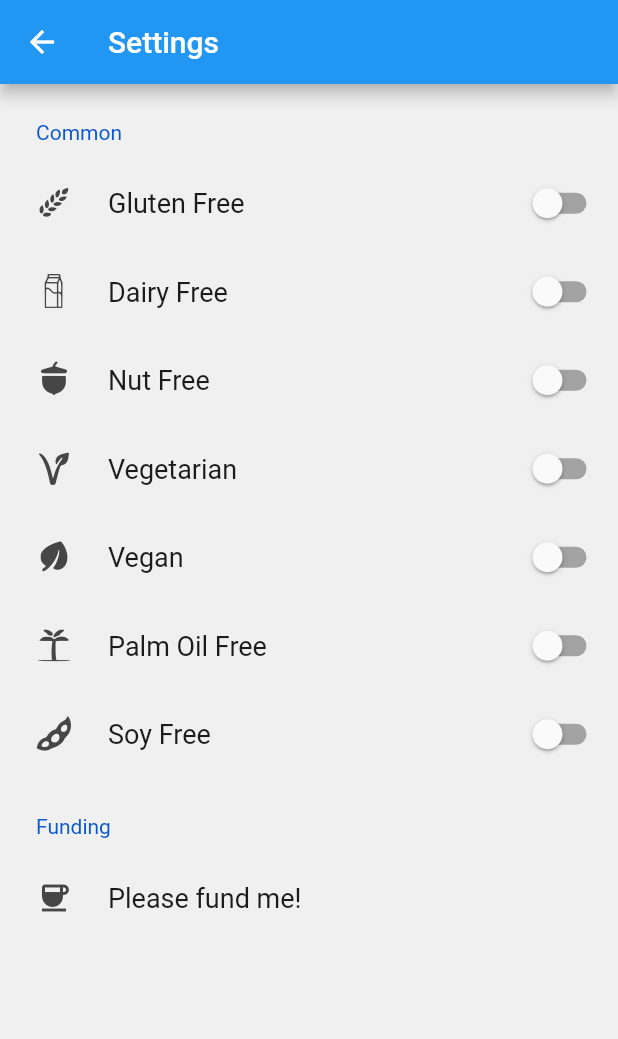
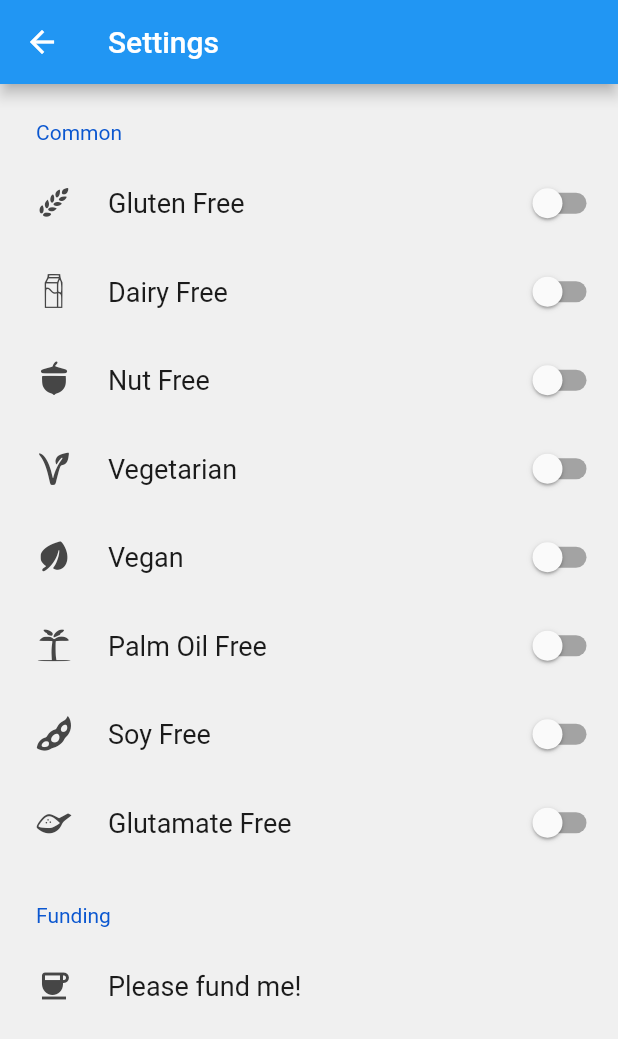
Before and after one commit to bloedboemmel/PickyPal, a Flutter app: the screen it shows after launch, after a tap on the "settings" icon, on a phone screen of 412 x 824 dp. Shown: the top 1039 px of the screen. Run offline on Flutter 3.47's test engine with Material 2 defaults, Android fonts, the phone set to English and light mode, and no system bars; drawn by our look-alikes of settings_ui; our stand-ins replace fl_chart, shared_preferences; missing offline and left inert: qr_mobile_vision; accounts and stored records are empty; generated files the repository leaves out were written again.

Commit message:
Adding Glutamate closes #1

```diff
--- a/lib/Allergy.dart
+++ b/lib/Allergy.dart
@@ -28,6 +28,9 @@ class Allergy{
   factory Allergy.soyFree({required BuildContext context, YESMAYBENO suitable= YESMAYBENO.no}){
     return Allergy(name: AppLocalizations.of(context)!.soyFree, suitable: suitable, icon: Allergies.soy);
   }
+  factory Allergy.glutamateFree({required BuildContext context, YESMAYBENO suitable= YESMAYBENO.no}){
+    return Allergy(name: AppLocalizations.of(context)!.glutamateFree, suitable: suitable, icon: Allergies.glutamate);
+  }
 
 
   color()=> getColorForYesMaybeNo(suitable);
--- a/lib/ProductView.dart
+++ b/lib/ProductView.dart
@@ -281,6 +281,9 @@ class _Product extends State<ProductView> {
     if(userPreferences.soyFree){
       allergies.add(Allergy.soyFree(context: context, suitable: isSoyFree(product)));
     }
+    if(userPreferences.glutamateFree){
+      allergies.add(Allergy.glutamateFree(context: context, suitable: isGlutamateFree(product)));
+    }
     return allergies;
   }
   YESMAYBENO isGlutenFree(Product product) {
@@ -310,4 +313,7 @@ class _Product extends State<ProductView> {
   YESMAYBENO isSoyFree(Product product){
     return product.soyfree ? YESMAYBENO.yes : YESMAYBENO.no;
   }
+  YESMAYBENO isGlutamateFree(Product product){
+    return product.glutamatefree ? YESMAYBENO.yes : YESMAYBENO.no;
+  }
 }
--- a/lib/allergies_icons.dart
+++ b/lib/allergies_icons.dart
@@ -28,4 +28,5 @@ class Allergies {
   static const IconData palm = IconData(0xe804, fontFamily: _kFontFam, fontPackage: _kFontPkg);
   static const IconData vegan = IconData(0xe805, fontFamily: _kFontFam, fontPackage: _kFontPkg);
   static const IconData soy = IconData(0xe806, fontFamily: _kFontFam, fontPackage: _kFontPkg);
+  static const IconData glutamate = IconData(0xe807, fontFamily: _kFontFam, fontPackage: _kFontPkg);
 }
--- a/lib/languages/app_de.arb
+++ b/lib/languages/app_de.arb
@@ -12,5 +12,6 @@
   "nutFree": "Nussfrei",
   "palmOilFree": "Palmölfrei",
   "dairyFree": "Milchfrei",
-  "soyFree": "Sojafrei"
+  "soyFree": "Sojafrei",
+  "glutamateFree": "Glutamatfrei"
 }
--- a/lib/languages/app_en.arb
+++ b/lib/languages/app_en.arb
@@ -51,5 +51,9 @@
   "soyFree": "Soy Free",
   "@soyFree": {
     "description": "Soy Free"
+  },
+  "glutamateFree": "Glutamate Free",
+  "@glutamateFree": {
+    "description": "Glutamate Free"
   }
 }
--- a/lib/userSettings.dart
+++ b/lib/userSettings.dart
@@ -109,6 +109,16 @@ class _SettingsPageState extends State<SettingsPage> {
                         });},
                       title: Text(Allergy.soyFree(context: context).name),
                       leading: Icon(Allergy.soyFree(context: context).icon)
+                  ),
+                  SettingsTile.switchTile(
+                      initialValue: userPreferences.glutamateFree,
+                      onToggle: (value) {
+                        setState(() {
+                          userPreferences.glutamateFree = value;
+                          userPreferences._saveAllergies();
+                        });},
+                      title: Text(Allergy.glutamateFree(context: context).name),
+                      leading: Icon(Allergy.glutamateFree(context: context).icon)
                   )
                  ],
 
@@ -145,6 +155,7 @@ class UserPreferences{
   bool vegan;
   bool palmOilFree;
   bool soyFree;
+  bool glutamateFree;
   ThemeMode themeMode;
   UserPreferences({required this.glutenFree,
     required this.lactoseFree,
@@ -153,9 +164,12 @@ class UserPreferences{
     required this.palmOilFree,
     required this.vegetarian,
     required this.soyFree,
+    required this.glutamateFree,
     required this.themeMode});
   factory UserPreferences.empty(){
-    return UserPreferences(glutenFree: false, lactoseFree: false, nutFree: false, vegan: false, palmOilFree: false, vegetarian: false, soyFree: false,themeMode:ThemeMode.system);
+    return UserPreferences(glutenFree: false, lactoseFree: false, nutFree: false,
+        vegan: false, palmOilFree: false, vegetarian: false, soyFree: false,
+        glutamateFree: false,themeMode:ThemeMode.system);
   }
   void _saveAllergies() async {
     SharedPreferences prefs = await SharedPreferences.getInstance();
@@ -166,6 +180,7 @@ class UserPreferences{
     await prefs.setBool('vegan', vegan);
     await prefs.setBool('palmOilFree', palmOilFree);
     await prefs.setBool('soyFree', soyFree);
+    await prefs.setBool('glutamateFree', glutamateFree);
     await prefs.setString('appMode', themeModeToString(themeMode));
   }
 
@@ -182,6 +197,7 @@ Future<UserPreferences> PreferencesFromStorage() async {
       palmOilFree: prefs.getBool('palmOilFree') ?? false,
       vegetarian: prefs.getBool('vegetarian') ?? false,
       soyFree: prefs.getBool('soyFree') ?? false,
+      glutamateFree: prefs.getBool('glutamateFree') ?? false,
       themeMode: stringToThemeMode(prefs.getString('themeMode')));
 }
 ThemeMode stringToThemeMode(String? theme){
--- a/pubspec.yaml
+++ b/pubspec.yaml
@@ -8,7 +8,7 @@ documentation: https://github.com/bloedboemmel/PickyPal
 repository: https://github.com/bloedboemmel/PickyPal
 publish_to: 'none' # Remove this line if you wish to publish to pub.dev
 
-version: 1.0.0+3 #Increase the number after the + for the next release
+version: 1.0.0+5
 
 environment:
   sdk: '>=2.19.2 <3.0.0'
```
Also changed, not shown: lib/product.dart (+19 -5 lines), fonts/Allergies.ttf, lib/assets/images/allergies/png/glutamate.png (added), lib/assets/images/allergies/svg/glutamate.svg (added).
